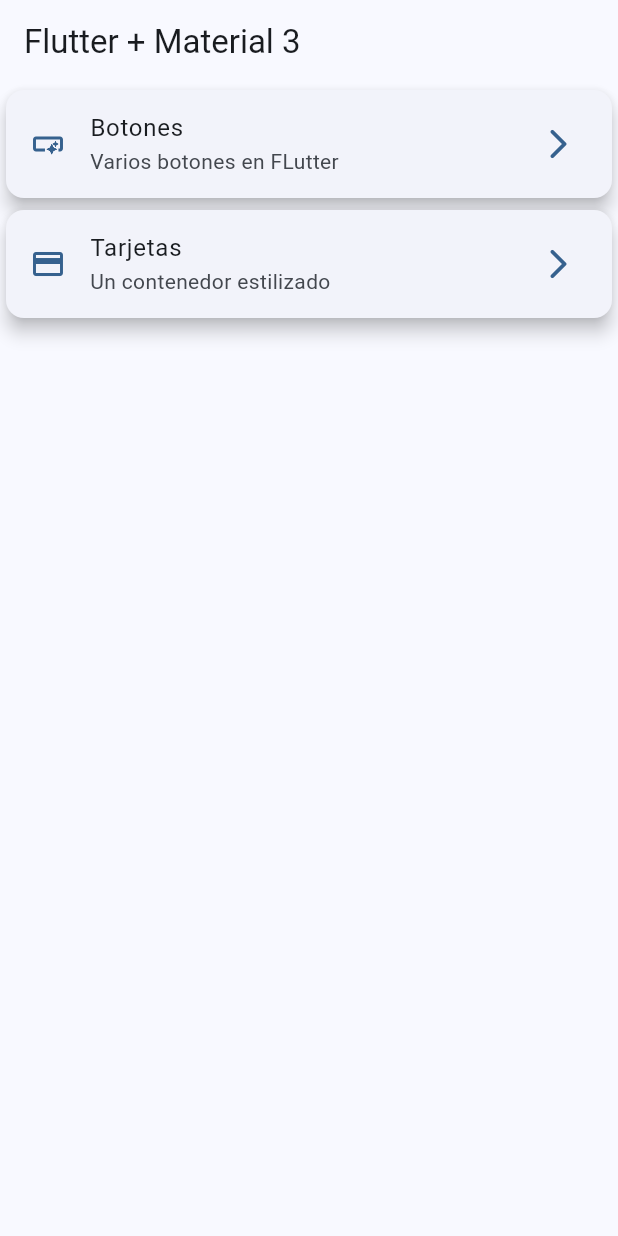
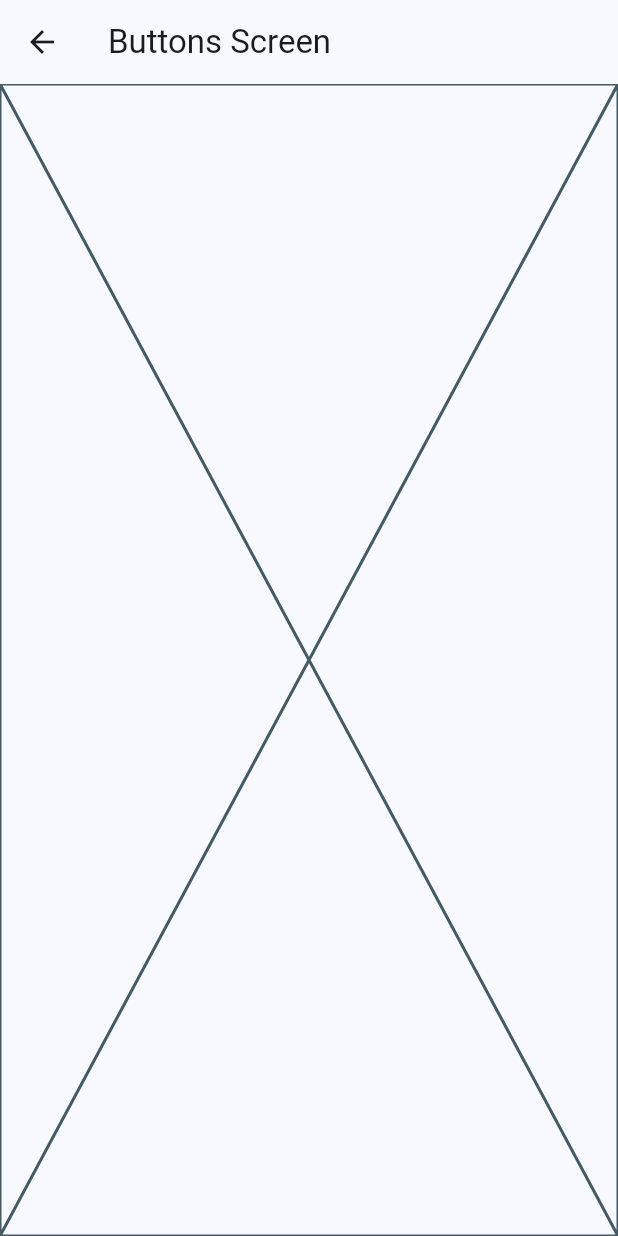
Before and after one commit to MauricioCorzo/widgets_app_flutter, a Flutter app: the screen it shows after launch, after a tap on "Botones", on a phone screen of 412 x 824 dp. Run offline on Flutter 3.47's test engine with Material 3 defaults, Android fonts, the phone set to English and light mode, and no system bars.

Commit message:
first navigation aproach

```diff
--- a/lib/config/menu/menu_items.dart
+++ b/lib/config/menu/menu_items.dart
@@ -24,7 +24,7 @@
   MenuItem(
     title: "Tarjetas",
     subTitle: "Un contenedor estilizado",
-    link: "/buttons",
+    link: "/cards",
     icon: Icons.credit_card,
   )
 ];
--- a/lib/main.dart
+++ b/lib/main.dart
@@ -1,5 +1,7 @@
 import 'package:flutter/material.dart';
 import 'package:widgets_app/config/theme/app_theme.dart';
+import 'package:widgets_app/presentation/screens/buttons/buttons_screen.dart';
+import 'package:widgets_app/presentation/screens/cards/cards_screen.dart';
 import 'package:widgets_app/presentation/screens/home/home_screen.dart';
 
 void main() {
@@ -15,6 +17,10 @@
       debugShowCheckedModeBanner: false,
       theme: AppTheme(selectedColor: 0).getTheme(),
       home: const HomeScreen(),
+      routes: {
+        '/buttons': (context) => const ButtonsScreen(),
+        '/cards': (context) => const CardsScreen(),
+      },
     );
   }
 }
--- /dev/null
+++ b/lib/presentation/screens/buttons/buttons_screen.dart
@@ -0,0 +1,15 @@
+import 'package:flutter/material.dart';
+
+class ButtonsScreen extends StatelessWidget {
+  const ButtonsScreen({super.key});
+
+  @override
+  Widget build(BuildContext context) {
+    return Scaffold(
+      appBar: AppBar(
+        title: const Text("Buttons Screen"),
+      ),
+      body: const Placeholder(),
+    );
+  }
+}
--- a/lib/presentation/screens/home/home_screen.dart
+++ b/lib/presentation/screens/home/home_screen.dart
@@ -42,7 +42,9 @@
     final theme = Theme.of(context).colorScheme;
 
     return Card(
-      elevation: 5,
+      margin: const EdgeInsets.all(8),
+      elevation: 4,
+      shadowColor: theme.primary,
       child: ListTile(
         leading: Icon(
           menuItem.icon,
@@ -54,7 +56,15 @@
           Icons.arrow_forward_ios_rounded,
           color: theme.primary,
         ),
-        onTap: () {},
+        onTap: () {
+          // Navigator.of(context).push(
+          //   CupertinoPageRoute(
+          //     builder: (context) => const ButtonsScreen(),
+          //   ),
+          // );
+          Navigator.pushNamed(context, menuItem.link);
+        },
+        splashColor: const Color.fromARGB(255, 138, 193, 238),
       ),
     );
   }
```
Also changed, not shown: lib/presentation/screens/cards/cards_screen.dart (added, +15 -0 lines).
